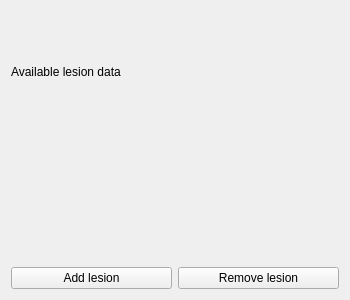
Qt form Modules/SemanticRelationsUI/src/QmitkLesionInfoWidgetControls.ui (MITK/MITK) before a commit.
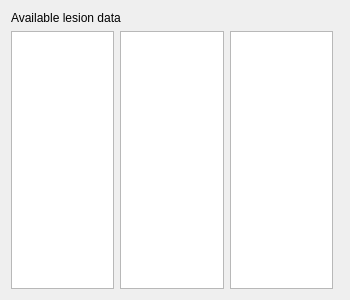
The same form after that commit.

Commit message: Added an abstract selection widget, implemented the patient table selection widget and a simple datamanager widget; added a node selection dialog and changed the GUI (new lesion widget, new selection approach); added comments

```diff
--- a/Modules/SemanticRelationsUI/src/QmitkLesionInfoWidgetControls.ui
+++ b/Modules/SemanticRelationsUI/src/QmitkLesionInfoWidgetControls.ui
@@ -14,29 +14,21 @@
    </rect>
   </property>
   <layout class="QGridLayout" name="gridLayout">
-  <item row="0" column="0" colspan="2">
+   <item row="0" column="0" colspan="4">
     <widget class="QLabel" name="lesionInfoWidgetLabel">
      <property name="text">
       <string>Available lesion data</string>
      </property>
     </widget>
    </item>
-   <item row="1" column="0" colspan="2">
-    <widget class="QToolBox" name="lesionToolBox"/>
+   <item row="1" column="0">
+    <widget class="QListWidget" name="lesionListWidget"/>
    </item>
-   <item row="2" column="0">
-    <widget class="QPushButton" name="addLesionPushButton">
-     <property name="text">
-      <string>Add lesion</string>
-     </property>
-    </widget>
+   <item row="1" column="1">
+    <widget class="QListWidget" name="segmentationListWidget"/>
    </item>
-   <item row="2" column="1">
-    <widget class="QPushButton" name="removeLesionPushButton">
-     <property name="text">
-      <string>Remove lesion</string>
-     </property>
-    </widget>
+   <item row="1" column="2">
+    <widget class="QListWidget" name="imageListWidget"/>
    </item>
   </layout>
  </widget>
```
The commit also changes 21 other files.
